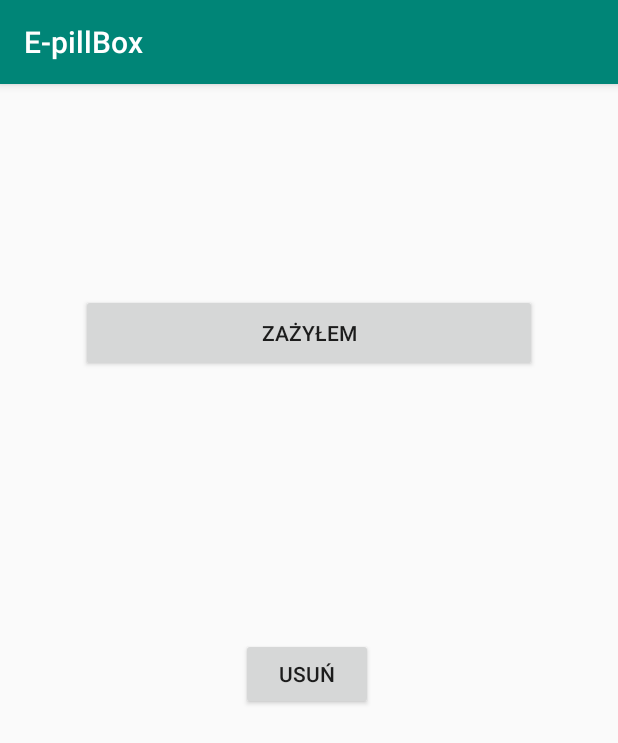
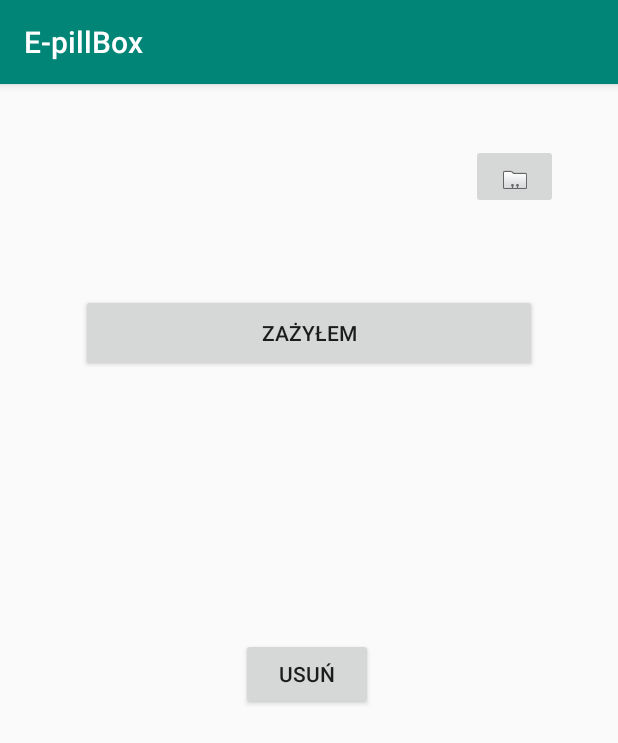
Before and after one commit to chodurDev/Projekt_29.11.2018_baza_danych_PROGRAMOWANIE_MOBILNE, an Android app: the Drug screen opened directly, with no data from a screen before it, on a phone screen of 412 x 824 dp. Shown: the top 743 px of the screen. Run offline under Robolectric (Android 15) with nearby library versions, the phone set to English and light mode, and no system bars; 1 statement that could not run was skipped.

Commit message:
dodanie services do sprawdzania daty waznosci poprawa działania kalendarza

```diff
--- a/app/build.gradle
+++ b/app/build.gradle
@@ -22,6 +22,7 @@ dependencies {
     implementation fileTree(dir: 'libs', include: ['*.jar'])
     implementation 'com.android.support:appcompat-v7:28.0.0'
     implementation 'com.android.support.constraint:constraint-layout:1.1.3'
+    implementation 'com.android.support:support-v4:28.0.0'
     testImplementation 'junit:junit:4.12'
     androidTestImplementation 'com.android.support.test:runner:1.0.2'
     androidTestImplementation 'com.android.support.test.espresso:espresso-core:3.0.2'
--- a/app/src/main/java/com/example/kamil/e_pillbox/Drug_options.java
+++ b/app/src/main/java/com/example/kamil/e_pillbox/Drug_options.java
@@ -85,7 +85,7 @@ data_waznosci.setOnFocusChangeListener(new View.OnFocusChangeListener() {
             @Override
             public void onDateSet(DatePicker view, int year, int monthOfYear, int dayOfMonth)
             {
-                data_waznosci.setText(dayOfMonth + "-" + monthOfYear + "-" + year);
+                data_waznosci.setText(dayOfMonth + "-" + (monthOfYear+1) + "-" + year);
             }};
         DatePickerDialog dpDialog=new DatePickerDialog(this, listener, year, month, day);
         dpDialog.show();
--- a/app/src/main/res/layout/activity_drug.xml
+++ b/app/src/main/res/layout/activity_drug.xml
@@ -5,6 +5,15 @@
     android:layout_width="match_parent"
     android:layout_height="match_parent"
     tools:context=".Drug">
+
+    <FrameLayout
+        android:id="@+id/frameLayout"
+        android:layout_width="match_parent"
+        android:layout_height="333dp"
+        tools:layout_editor_absoluteX="0dp"
+        tools:layout_editor_absoluteY="302dp">
+
+    </FrameLayout>
 
     <TextView
         android:id="@+id/drug_name"
@@ -14,6 +23,17 @@
         android:layout_marginTop="40dp"
         app:layout_constraintStart_toStartOf="parent"
         app:layout_constraintTop_toTopOf="parent" />
+
+    <ImageButton
+        android:id="@+id/imageButton2"
+        android:layout_width="58dp"
+        android:layout_height="43dp"
+        android:layout_marginTop="40dp"
+        android:layout_marginEnd="40dp"
+        android:onClick="opt_switch"
+        app:layout_constraintEnd_toEndOf="parent"
+        app:layout_constraintTop_toTopOf="parent"
+        app:srcCompat="@android:drawable/sym_contact_card" />
 
     <Button
         android:id="@+id/button_taken"
@@ -44,4 +64,18 @@
         app:layout_constraintTop_toBottomOf="@+id/button_taken"
         app:layout_constraintVertical_bias="0.493" />
 
+    <FrameLayout
+        android:id="@+id/frame_layout_opt"
+        android:layout_width="match_parent"
+        android:layout_height="194dp"
+        android:layout_marginStart="8dp"
+        android:layout_marginTop="8dp"
+        android:layout_marginEnd="8dp"
+        app:layout_constraintBottom_toBottomOf="parent"
+        app:layout_constraintEnd_toEndOf="parent"
+        app:layout_constraintStart_toStartOf="parent"
+        app:layout_constraintTop_toBottomOf="@+id/frameLayout">
+
+    </FrameLayout>
+
 </android.support.constraint.ConstraintLayout>
--- a/app/src/main/res/values/strings.xml
+++ b/app/src/main/res/values/strings.xml
@@ -1,4 +1,7 @@
 <resources>
     <string name="app_name">E-pillBox</string>
     <string name="data_sample">12-12-2012</string>
+
+    <!-- TODO: Remove or change this placeholder text -->
+    <string name="hello_blank_fragment">Hello blank fragment</string>
 </resources>
```
Also changed, not shown: app/src/main/AndroidManifest.xml (+8 -2 lines), app/src/main/java/com/example/kamil/e_pillbox/DataAccess/LekarstwoDAO.java (+4 -4 lines), app/src/main/java/com/example/kamil/e_pillbox/MainActivity.java (+27 -0 lines), app/src/main/java/com/example/kamil/e_pillbox/MyServiceDataWaznosci.java (added, +63 -0 lines).
